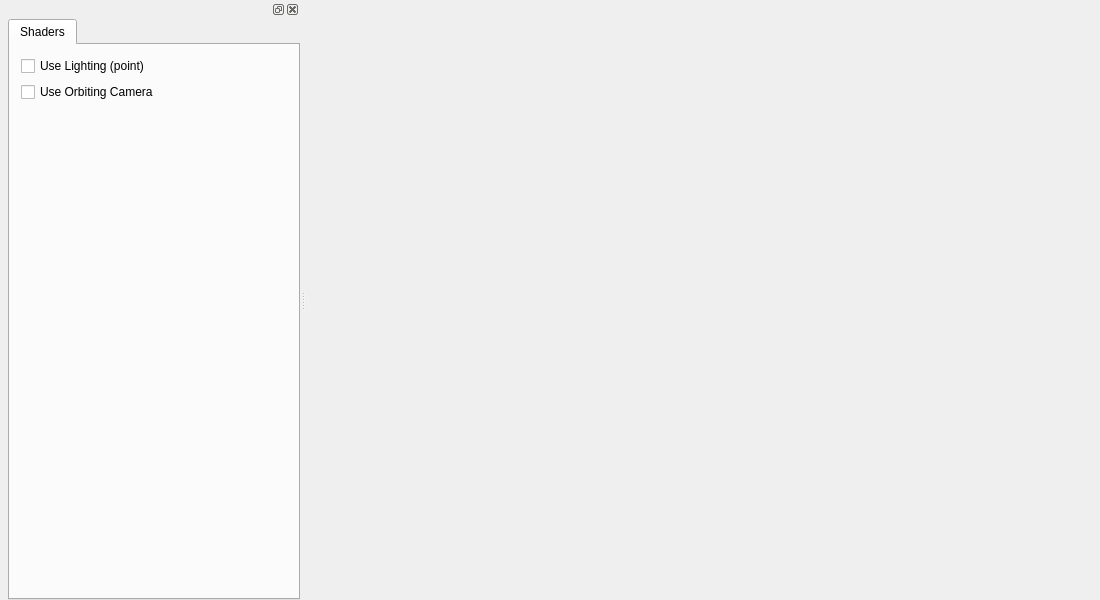
This is ui/mainwindow.ui in herewegoblueno/team-wildfire as Qt 5 draws it before an edit. The edited form follows.
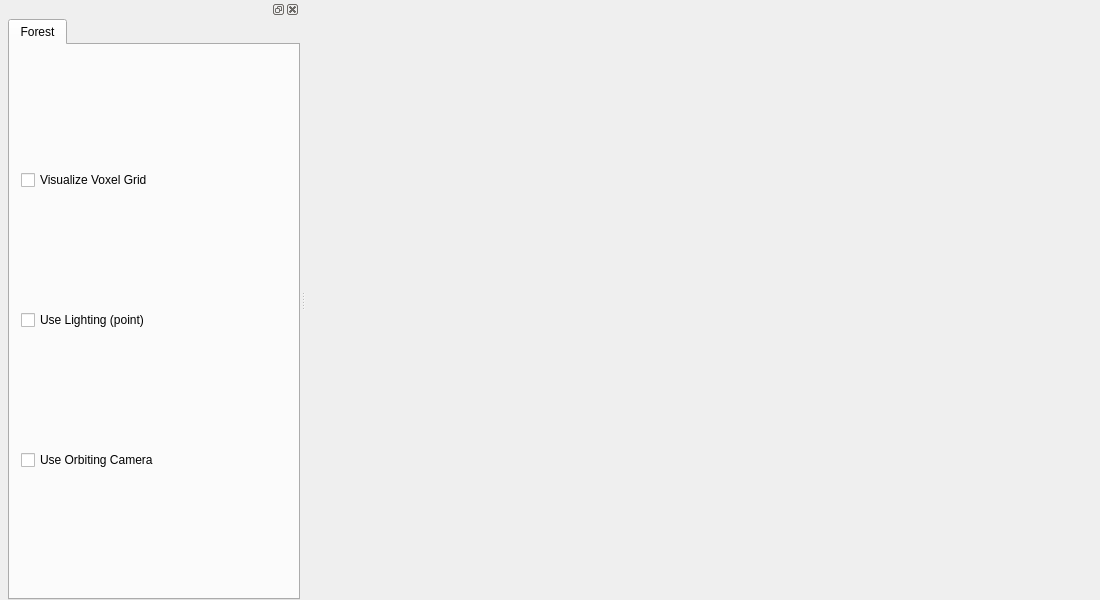
This is the edited form.

Commit message: Added checkbox to toggle grid visualization

```diff
--- a/ui/mainwindow.ui
+++ b/ui/mainwindow.ui
@@ -71,9 +71,16 @@
          </property>
          <widget class="QWidget" name="shaderTab">
           <attribute name="title">
-           <string>Shaders</string>
+           <string>Forest</string>
           </attribute>
           <layout class="QVBoxLayout" name="verticalLayout_3">
+           <item>
+            <widget class="QCheckBox" name="vizualizeForestVoxelGrid">
+             <property name="text">
+              <string>Visualize Voxel Grid</string>
+             </property>
+            </widget>
+           </item>
            <item>
             <widget class="QCheckBox" name="useLightingForShaders">
              <property name="text">
@@ -88,11 +95,6 @@
              </property>
             </widget>
            </item>
-           <item>
-            <widget class="QWidget" name="InitializeAndSrc" native="true">
-             <layout class="QHBoxLayout" name="horizontalLayout_3"/>
-            </widget>
-           </item>
           </layout>
          </widget>
         </widget>
```
Left out of the diff: 2 changed lines with no effect on the pictures. The commit also changes 9 other files.
